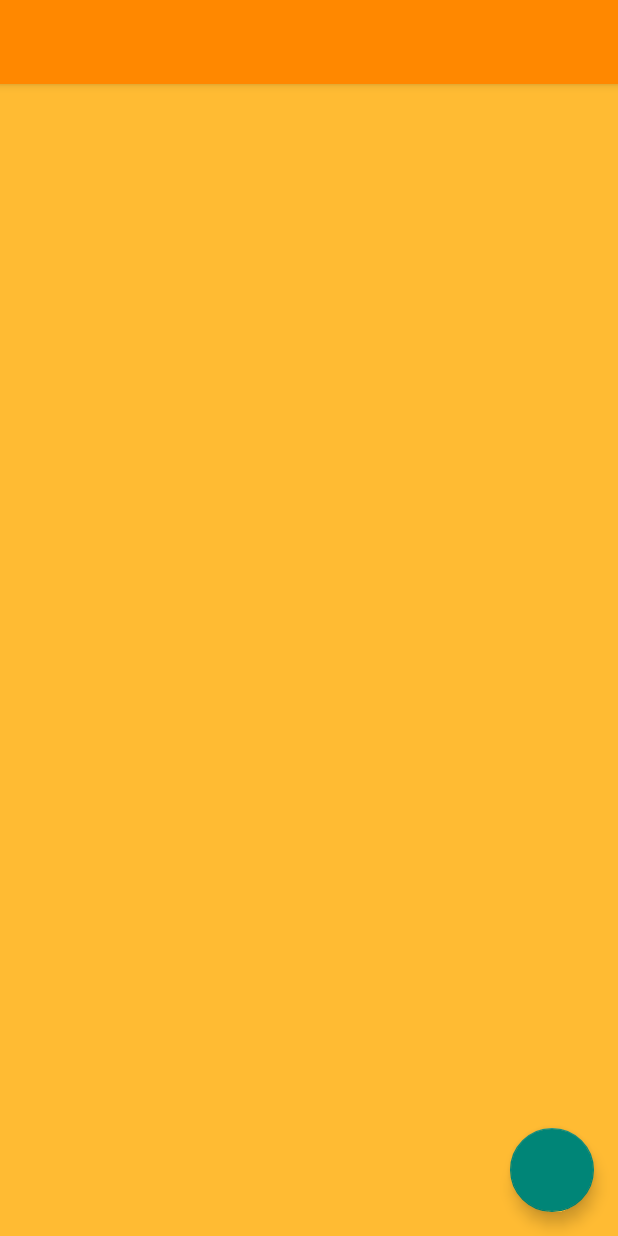
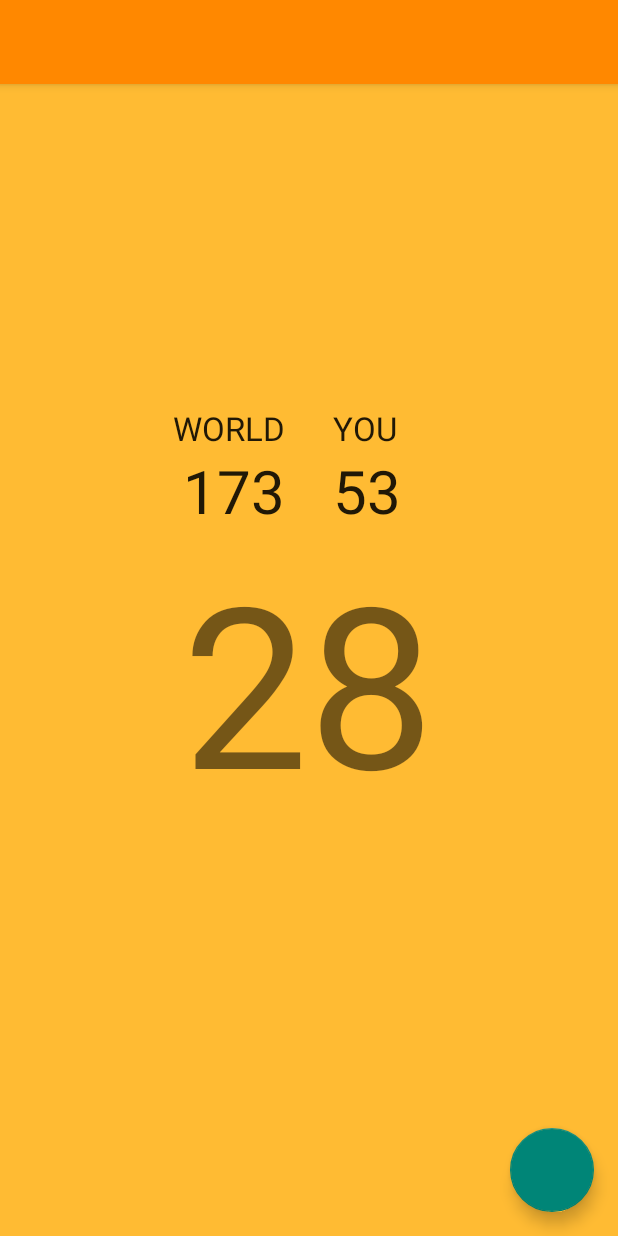
Before and after one commit to Adroz/EndlessDodge, an Android app: the layout game_fragment.xml on its own in the app's theme, with its tools: preview values and no code run, on a phone screen of 412 x 824 dp. Run offline under Robolectric (Android 15) with nearby library versions, the phone set to English and light mode, and no system bars; plain views replace RevealFrameLayout.

Commit message:
Adjusted score layout. Added basic scoring. Added score fade-out.

```diff
--- a/app/src/main/java/com/nikmoores/android/materialmove/GameLoop.java
+++ b/app/src/main/java/com/nikmoores/android/materialmove/GameLoop.java
@@ -499,6 +499,10 @@ public class GameLoop extends Thread {
 //        mHandler.sendMessage(msg);
     }
 
+    public int getCurrentScore(){
+        return mCurrentScore;
+    }
+
     /**
      * The method for drawing each frame of the SurfaceView-GameLoop. Draws background and every
      * wall pair, along with their shadows.
@@ -623,6 +627,8 @@ public class GameLoop extends Thread {
         // Remove wall pairs from list if they've passed through the bottom of the screen.
         while (mWallPairs.get(0).getTop() > screenHeight) {
             mWallPairs.remove(0);
+            // Add to score:
+            mCurrentScore += 1;
         }
         // Add new wall pairs to list if the top pair has just entered the top of the screen.
         WallPair wallPair = mWallPairs.get(mWallPairs.size() - 1);
--- a/app/src/main/res/layout/game_fragment.xml
+++ b/app/src/main/res/layout/game_fragment.xml
@@ -6,43 +6,6 @@
     android:layout_height="match_parent"
     tools:context=".MainActivityFragment">
 
-    <LinearLayout
-        android:layout_width="match_parent"
-        android:layout_height="match_parent"
-        android:gravity="center_vertical|center_horizontal"
-        android:orientation="vertical">
-
-        <TextView
-            android:layout_width="wrap_content"
-            android:layout_height="wrap_content"
-            tools:text="WORLD"
-            android:textAppearance="@android:style/TextAppearance.Large"/>
-        <TextView
-            android:layout_width="wrap_content"
-            android:layout_height="wrap_content"
-            tools:text="173"
-            android:textSize="40sp"/>
-        <TextView
-            android:layout_width="wrap_content"
-            android:layout_height="wrap_content"
-            tools:text="PB"
-            android:textAppearance="@android:style/TextAppearance.Large"/>
-        <TextView
-            android:layout_width="wrap_content"
-            android:layout_height="wrap_content"
-            tools:text="53"
-            android:textSize="40sp"/>
-
-    </LinearLayout>
-
-    <!--<TextView-->
-        <!--android:id="@+id/test_text"-->
-        <!--android:layout_width="match_parent"-->
-        <!--android:layout_height="match_parent"-->
-        <!--android:elevation="10dp"-->
-        <!--android:gravity="center_horizontal|center_vertical"-->
-        <!--android:text="Hello World"-->
-        <!--android:textSize="26sp" />-->
 
     <FrameLayout
         android:id="@+id/toolbar_bg"
@@ -84,12 +47,78 @@
         android:layout_margin="@dimen/activity_horizontal_margin"
         android:animateLayoutChanges="true" />
 
-    <View
-        android:id="@+id/temp_bg"
+    <LinearLayout
+        android:id="@+id/alt_background"
         android:layout_width="match_parent"
         android:layout_height="match_parent"
         android:elevation="3dp"
-        tools:background="@android:color/holo_orange_light" />
+        android:gravity="center_vertical|center_horizontal"
+        android:orientation="vertical"
+        tools:background="@android:color/holo_orange_light">
+
+        <LinearLayout
+            android:layout_width="match_parent"
+            android:layout_height="wrap_content"
+            android:orientation="horizontal">
+
+            <TextView
+                style="@style/ScoreFormat"
+                android:layout_height="wrap_content"
+                android:gravity="end"
+                android:paddingEnd="16dp"
+                android:paddingStart="0dp"
+                android:text="WORLD"
+                android:textAppearance="@android:style/TextAppearance.Large" />
+
+            <TextView
+                style="@style/ScoreFormat"
+                android:layout_height="wrap_content"
+                android:paddingEnd="0dp"
+                android:paddingStart="16dp"
+                android:text="YOU"
+                android:textAppearance="@android:style/TextAppearance.Large" />
+        </LinearLayout>
+
+        <LinearLayout
+            android:layout_width="match_parent"
+            android:layout_height="wrap_content"
+            android:orientation="horizontal">
+
+            <TextView
+                style="@style/ScoreFormat"
+                android:layout_height="wrap_content"
+                android:gravity="end"
+                android:paddingEnd="16dp"
+                android:paddingStart="0dp"
+                android:text="@string/number_zero"
+                android:textSize="40sp"
+                tools:text="173" />
+
+            <TextView
+                style="@style/ScoreFormat"
+                android:layout_height="wrap_content"
+                android:paddingEnd="0dp"
+                android:paddingStart="16dp"
+                android:text="@string/number_zero"
+                android:textSize="40sp"
+                tools:text="53" />
+        </LinearLayout>
+
+        <TextView
+            android:id="@+id/personal_score"
+            android:layout_width="wrap_content"
+            android:layout_height="wrap_content"
+            android:textSize="150sp"
+            tools:text="28" />
+
+    </LinearLayout>
+
+    <!--<View-->
+    <!--android:id="@+id/temp_bg"-->
+    <!--android:layout_width="match_parent"-->
+    <!--android:layout_height="match_parent"-->
+    <!--android:elevation="3dp"-->
+    <!--tools:background="@android:color/holo_orange_light" />-->
 
 
     <!--<LinearLayout-->
--- a/app/src/main/res/values/strings.xml
+++ b/app/src/main/res/values/strings.xml
@@ -2,4 +2,5 @@
     <string name="app_name">Blink</string>
     <string name="hello_world">Hello world!</string>
     <string name="action_settings">Settings</string>
+    <string name="number_zero">0</string>
 </resources>
--- a/app/src/main/res/values/styles.xml
+++ b/app/src/main/res/values/styles.xml
@@ -4,4 +4,11 @@
         <!--<item name="android:windowContentOverlay">@null</item>-->
     </style>
 
+    <style name="ScoreFormat" parent="AppTheme">
+        <item name="android:paddingStart">0dp</item>
+        <item name="android:paddingEnd">0dp</item>
+        <item name="android:layout_weight">1</item>
+        <item name="android:layout_width">0dp</item>
+    </style>
+
 </resources>
```
Also changed, not shown: app/src/main/java/com/nikmoores/android/materialmove/MainActivityFragment.java (+43 -22 lines). Lines whose indentation alone changed are shown as unchanged.
